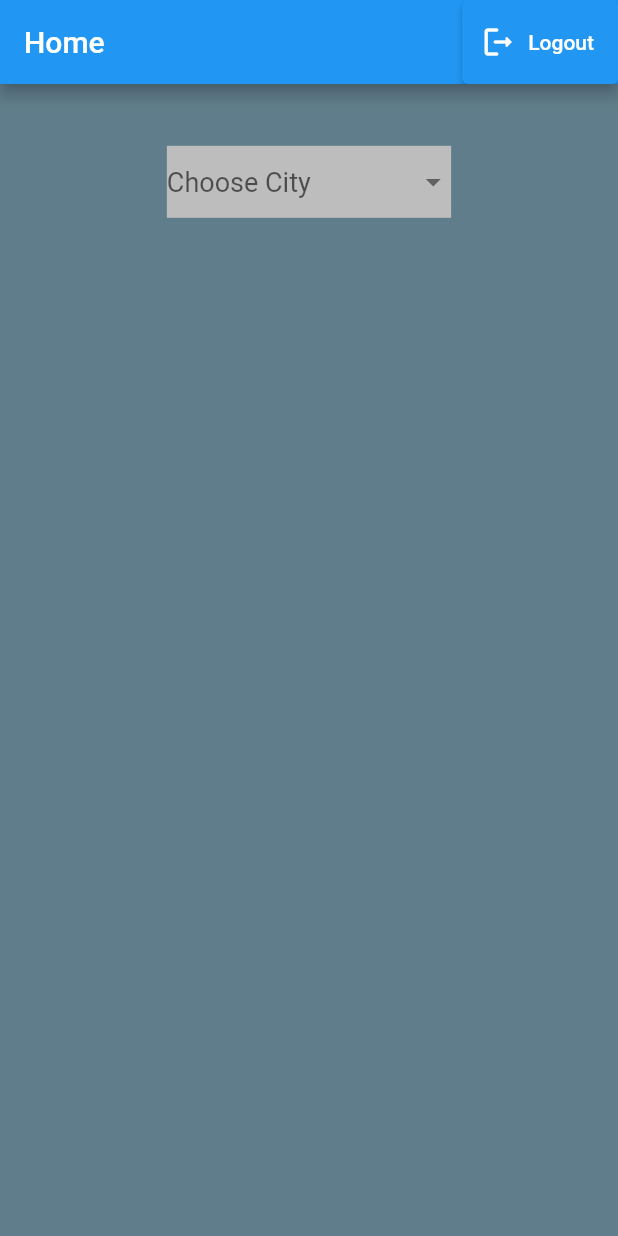
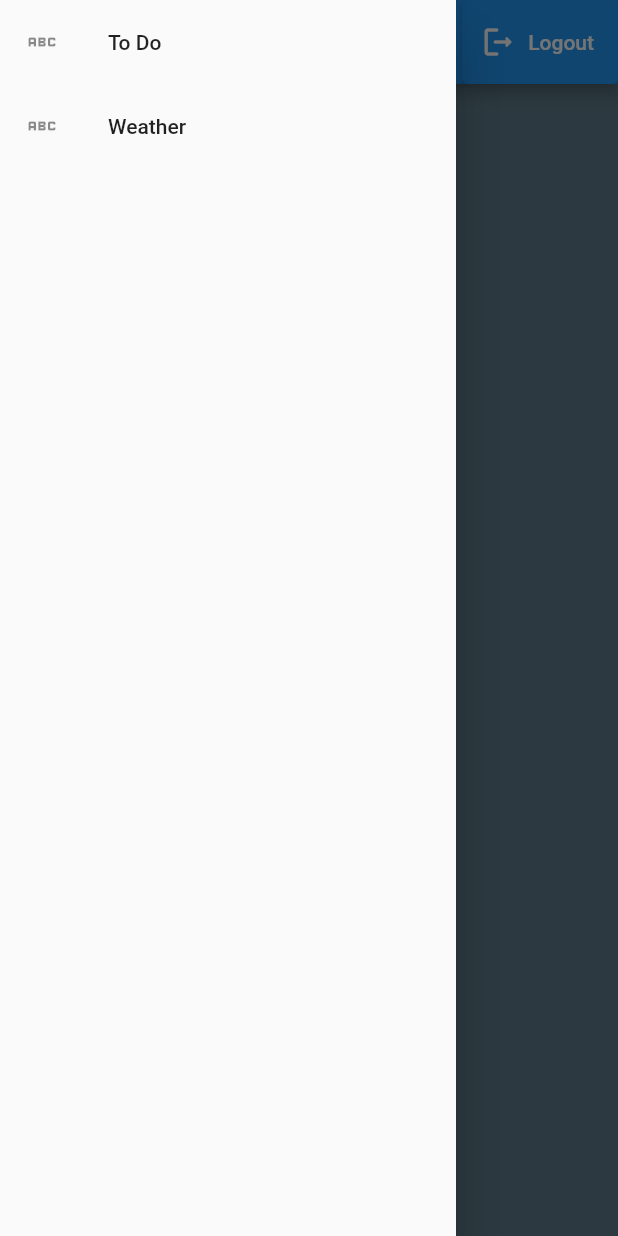
Before and after one commit to NedimRamicevic/todo_firebase, a Flutter app: the screen it shows once a user with an empty profile is signed in, with the side drawer open (before the commit the screen has no drawer), on a phone screen of 412 x 824 dp. Run offline on Flutter 3.47's test engine with Material 2 defaults, Android fonts, the phone set to English and light mode, and no system bars; our stand-ins replace firebase_auth, firebase_core; accounts and stored records are empty; network calls fail.

Commit message:
sidemenu

```diff
--- a/lib/screens/home/home.dart
+++ b/lib/screens/home/home.dart
@@ -3,6 +3,7 @@ import 'package:provider/provider.dart';
 import 'package:todo_firebase/screens/home/dropdown.dart';
 import 'package:todo_firebase/screens/home/main_weather.dart';
 import 'package:todo_firebase/screens/home/weatherList.dart';
+import 'package:todo_firebase/screens/sidemenu/sidemenu.dart';
 import 'package:todo_firebase/services/forecastBloC.dart';
 import '../../services/authentication.dart';
 import '../../services/weatherBloC.dart';
@@ -20,6 +21,7 @@ class _HomeState extends State<Home> {
   Widget build(BuildContext context) {
     return Scaffold(
         backgroundColor: Colors.blueGrey,
+        drawer: const SideMenu(),
         appBar: AppBar(
           actions: [
             ElevatedButton.icon(
--- /dev/null
+++ b/lib/screens/sidemenu/sidemenu.dart
@@ -0,0 +1,21 @@
+import 'package:flutter/material.dart';
+
+class SideMenu extends StatelessWidget {
+  const SideMenu({Key? key}) : super(key: key);
+
+  @override
+  Widget build(BuildContext context) {
+    return Drawer(
+      child: ListView(children: const [
+        ListTile(
+          leading: Icon(Icons.abc_outlined),
+          title: Text("To Do"),
+        ),
+        ListTile(
+          leading: Icon(Icons.abc_outlined),
+          title: Text("Weather"),
+        ),
+      ]),
+    );
+  }
+}
```
